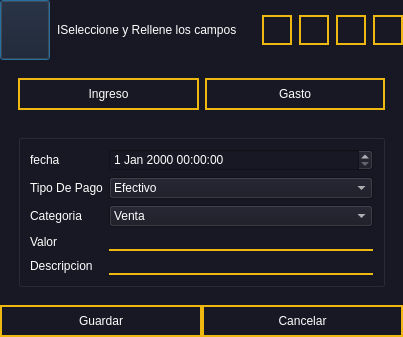
leonardo2322/Eva, file ui/DatosDeTabla.ui: the form before one commit.
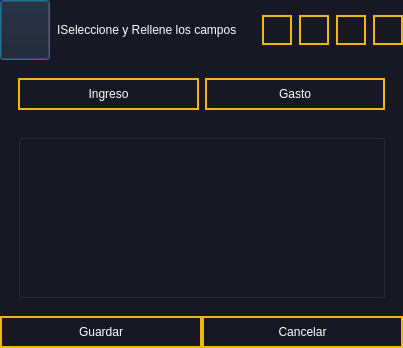
The form after the commit. The open tabs and pages were chosen to show the change.

```diff
--- a/ui/DatosDeTabla.ui
+++ b/ui/DatosDeTabla.ui
@@ -7,7 +7,7 @@
     <x>0</x>
     <y>0</y>
     <width>403</width>
-    <height>336</height>
+    <height>348</height>
    </rect>
   </property>
   <property name="windowTitle">
@@ -273,110 +273,7 @@
              <layout class="QVBoxLayout" name="verticalLayout_9">
               <item>
                <widget class="QGroupBox" name="formGroupBox">
-                <layout class="QFormLayout" name="formLayout_2">
-                 <item row="0" column="0">
-                  <widget class="QLabel" name="fechaLabel_2">
-                   <property name="text">
-                    <string>fecha</string>
-                   </property>
-                  </widget>
-                 </item>
-                 <item row="2" column="0">
-                  <widget class="QLabel" name="tipoDePagoLabel_2">
-                   <property name="text">
-                    <string>Tipo De Pago</string>
-                   </property>
-                  </widget>
-                 </item>
-                 <item row="3" column="0">
-                  <widget class="QLabel" name="categoriaLabel_2">
-                   <property name="text">
-                    <string>Categoria</string>
-                   </property>
-                  </widget>
-                 </item>
-                 <item row="4" column="0">
-                  <widget class="QLabel" name="valorLabel_2">
-                   <property name="text">
-                    <string>Valor</string>
-                   </property>
-                  </widget>
-                 </item>
-                 <item row="4" column="1">
-                  <widget class="QLineEdit" name="valorLineEdit_2"/>
-                 </item>
-                 <item row="5" column="0">
-                  <widget class="QLabel" name="descripcionLabel_2">
-                   <property name="text">
-                    <string>Descripcion</string>
-                   </property>
-                  </widget>
-                 </item>
-                 <item row="5" column="1">
-                  <widget class="QLineEdit" name="descripcionLineEdit_2"/>
-                 </item>
-                 <item row="3" column="1">
-                  <widget class="QComboBox" name="comboBox_2">
-                   <item>
-                    <property name="text">
-                     <string>Venta</string>
-                    </property>
-                   </item>
-                   <item>
-                    <property name="text">
-                     <string>Salario</string>
-                    </property>
-                   </item>
-                   <item>
-                    <property name="text">
-                     <string>Dinero Extra</string>
-                    </property>
-                   </item>
-                   <item>
-                    <property name="text">
-                     <string>Propina</string>
-                    </property>
-                   </item>
-                   <item>
-                    <property name="text">
-                     <string>Alquiler Anual</string>
-                    </property>
-                   </item>
-                   <item>
-                    <property name="text">
-                     <string>Otro</string>
-                    </property>
-                   </item>
-                  </widget>
-                 </item>
-                 <item row="0" column="1">
-                  <widget class="QDateTimeEdit" name="dateTimeEdit"/>
-                 </item>
-                 <item row="2" column="1">
-                  <widget class="QComboBox" name="comboBox">
-                   <item>
-                    <property name="text">
-                     <string>Efectivo</string>
-                    </property>
-                   </item>
-                   <item>
-                    <property name="text">
-                     <string>Tarjeta</string>
-                    </property>
-                   </item>
-                   <item>
-                    <property name="text">
-                     <string>Creditos</string>
-                    </property>
-                   </item>
-                   <item>
-                    <property name="text">
-                     <string>Transferencia</string>
-                    </property>
-                   </item>
-                  </widget>
-                 </item>
-                </layout>
+                <layout class="QFormLayout" name="formLayout_2"/>
                </widget>
               </item>
              </layout>
```
Left out of the diff: 2 changed lines with no effect on the pictures.
